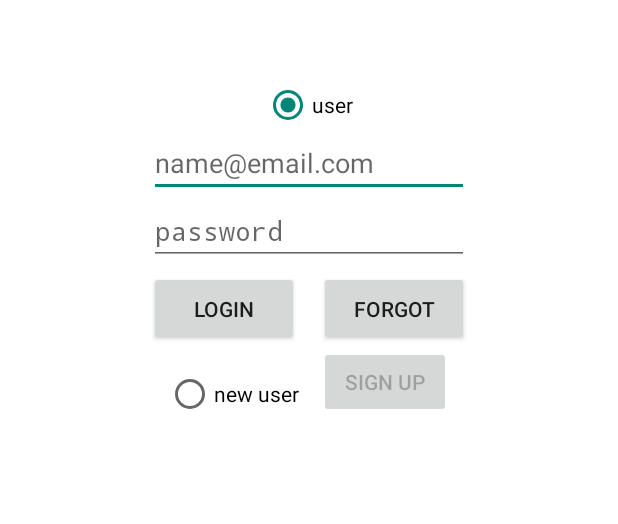
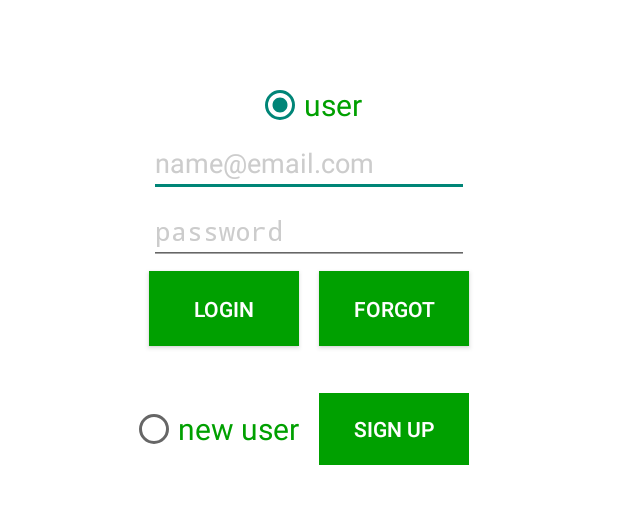
Before and after one commit to Hemaladani2711/Deals, an Android app: the screen it shows after launch (checkuser), on a phone screen of 412 x 824 dp, the part 192-716 px from its top. Run offline under Robolectric (Android 15) with nearby library versions, the phone set to English and light mode, and no system bars.

Commit message:
scheme
changed colors and sizes, to be brief

```diff
--- a/app/src/main/res/layout/checkuserpage.xml
+++ b/app/src/main/res/layout/checkuserpage.xml
@@ -35,7 +35,8 @@
                 android:layout_below="@+id/rdoExistingUser"
                 android:layout_centerHorizontal="true"
                 android:ems="10"
-                android:hint="name@email.com" >
+                android:hint="name@email.com"
+                android:textColorHint="@color/iron">
 
                 <requestFocus />
             </EditText>
@@ -48,6 +49,7 @@
                 android:layout_below="@+id/edtEmailExistingUser"
                 android:ems="10"
                 android:hint="password"
+                android:textColorHint="@color/iron"
                 android:inputType="textPassword" />
 
             <Button
@@ -58,7 +60,9 @@
                 android:layout_centerVertical="true"
                 android:layout_alignLeft="@+id/edtExistingUserPw"
                 android:layout_alignStart="@+id/edtExistingUserPw"
-                android:text="login"/>
+                android:background="@color/primary_darker"
+                android:text="login"
+                android:textColor="@color/white"/>
 
 
 
@@ -69,6 +73,8 @@
                 android:layout_height="50dp"
                 android:adjustViewBounds="true"
                 android:text="forgot"
+                android:textColor="@color/white"
+                android:background="@color/primary_darker"
                 android:layout_alignTop="@+id/btnExistingUserLogin"
                 android:layout_alignRight="@+id/edtExistingUserPw"
                 android:layout_alignEnd="@+id/edtExistingUserPw" />
@@ -89,26 +95,36 @@
                 android:layout_centerHorizontal="true"
                 android:layout_marginTop="30dp"
                 android:checked="true"
-                android:text="user" />
+                android:text="user"
+                android:textColor="@color/primary_darker"
+                android:textSize="20dp"/>
 
             <RadioButton
                 android:id="@+id/rdoNewUser"
                 android:layout_width="wrap_content"
                 android:layout_height="wrap_content"
                 android:text="new user"
+                android:textSize="20dp"
+                android:textColor="@color/primary_darker"
                 android:checked="false"
                 android:layout_alignBottom="@+id/btnCheckNewUser"
                 android:layout_alignRight="@+id/btnExistingUserLogin"
-                android:layout_alignEnd="@+id/btnExistingUserLogin" />
+                android:layout_alignEnd="@+id/btnExistingUserLogin"
+                android:layout_alignTop="@+id/btnCheckNewUser" />
 
             <Button
                 android:id="@+id/btnCheckNewUser"
                 android:layout_width="wrap_content"
                 android:layout_height="wrap_content"
                 android:text="sign up"
+                android:background="@color/primary_darker"
+                android:textColor="@color/white"
                 android:layout_below="@+id/btnForgotPW"
                 android:layout_alignLeft="@+id/btnForgotPW"
-                android:layout_alignStart="@+id/btnForgotPW" />
+                android:layout_alignStart="@+id/btnForgotPW"
+                android:layout_marginTop="31dp"
+                android:layout_alignRight="@+id/btnForgotPW"
+                android:layout_alignEnd="@+id/btnForgotPW" />
 
             <ImageView
                 android:layout_width="wrap_content"
```
Also changed, not shown: app/src/main/res/layout/forgotpassword.xml (+13 -5 lines), app/src/main/res/layout/newuserdetailpage.xml (+12 -0 lines), 24 other files.
